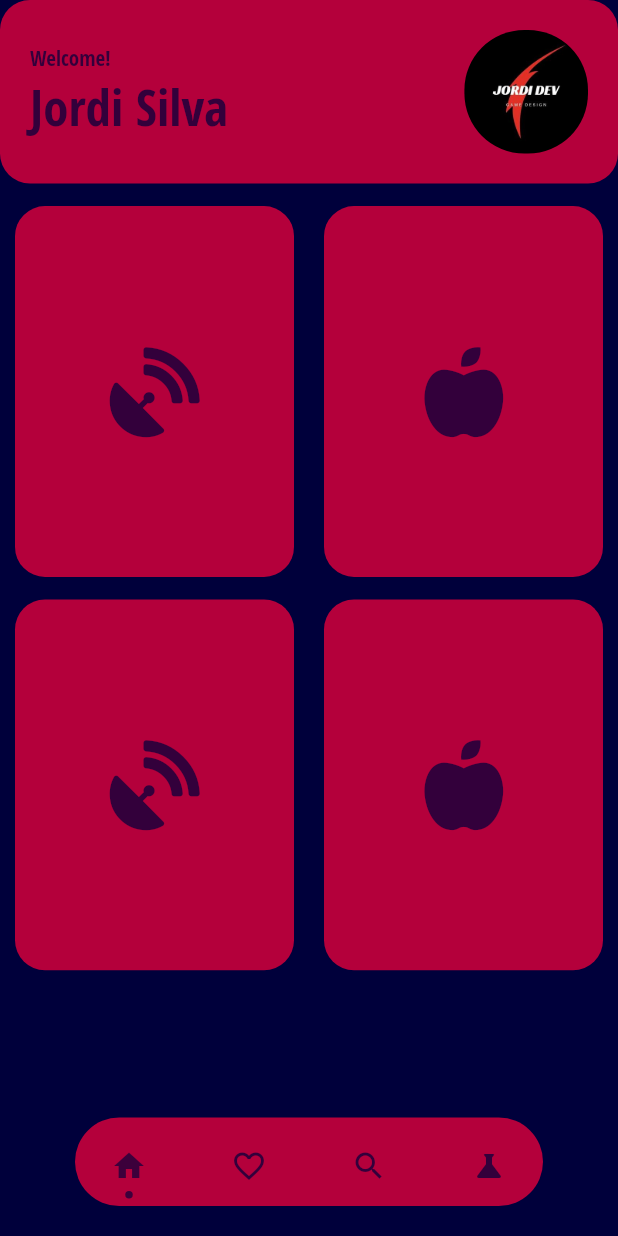
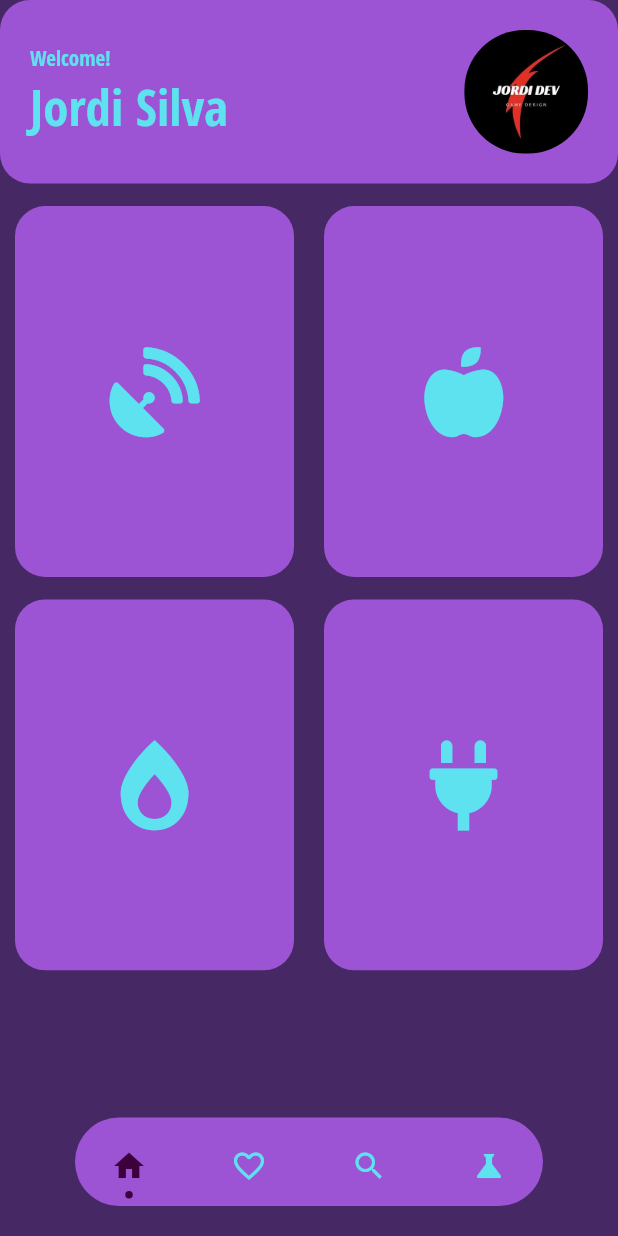
Before and after one commit to JordiDeSanta/PhysXLabo, a Flutter app: the screen it shows after launch, on a phone screen of 412 x 824 dp. Run offline on Flutter 3.47's test engine with Material 2 defaults, Android fonts, the light colour scheme and no system bars; drawn by our look-alikes of dot_navigation_bar; our stand-ins replace font_awesome_flutter, google_fonts.

Commit message:
Color palette defined

```diff
--- a/lib/src/pages/home_page.dart
+++ b/lib/src/pages/home_page.dart
@@ -48,14 +48,16 @@ class _HomePageState extends State<HomePage> {
                 children: [
                   TableRow(
                     children: [
-                      _createButton(w, h, FontAwesomeIcons.satelliteDish),
-                      _createButton(w, h, FontAwesomeIcons.appleAlt),
+                      _createButton(
+                          w, h, FontAwesomeIcons.satelliteDish, 'Waves'),
+                      _createButton(
+                          w, h, FontAwesomeIcons.appleAlt, 'Mechanics'),
                     ],
                   ),
                   TableRow(
                     children: [
-                      _createButton(w, h, FontAwesomeIcons.satelliteDish),
-                      _createButton(w, h, FontAwesomeIcons.appleAlt),
+                      _createButton(w, h, FontAwesomeIcons.burn, 'Energy'),
+                      _createButton(w, h, FontAwesomeIcons.plug, 'Electricity'),
                     ],
                   ),
                 ],
@@ -68,8 +70,8 @@ class _HomePageState extends State<HomePage> {
         backgroundColor: customColors.buttonsColor,
         currentIndex: _SelectedTab.values.indexOf(_selectedTab),
         onTap: _handleIndexChanged,
-        selectedItemColor: customColors.selectedColor,
-        dotIndicatorColor: customColors.selectedColor,
+        selectedItemColor: customColors.darkColor,
+        dotIndicatorColor: customColors.darkColor,
         unselectedItemColor: customColors.iconsColor,
         items: [
           DotNavigationBarItem(
@@ -89,7 +91,7 @@ class _HomePageState extends State<HomePage> {
     );
   }
 
-  Widget _createButton(double w, double h, IconData icon) {
+  Widget _createButton(double w, double h, IconData icon, String name) {
     return Container(
       padding: EdgeInsets.only(top: 5, bottom: 10, left: 10, right: 10),
       child: ElevatedButton(
--- a/lib/src/utils/custom_colors.dart
+++ b/lib/src/utils/custom_colors.dart
@@ -1,8 +1,8 @@
 import 'package:flutter/material.dart';
 
 class CustomColors {
-  Color backgroundColor = Color.fromARGB(255, 0, 0, 59);
-  Color buttonsColor = Color.fromARGB(255, 180, 0, 59);
-  Color iconsColor = Color.fromARGB(255, 51, 0, 59);
-  Color selectedColor = Color.fromARGB(255, 60, 0, 59);
+  Color backgroundColor = Color.fromARGB(255, 70, 41, 100);
+  Color buttonsColor = Color.fromARGB(255, 156, 84, 213);
+  Color iconsColor = Color.fromARGB(255, 94, 226, 240);
+  Color darkColor = Color.fromARGB(255, 60, 0, 59);
 }
```
